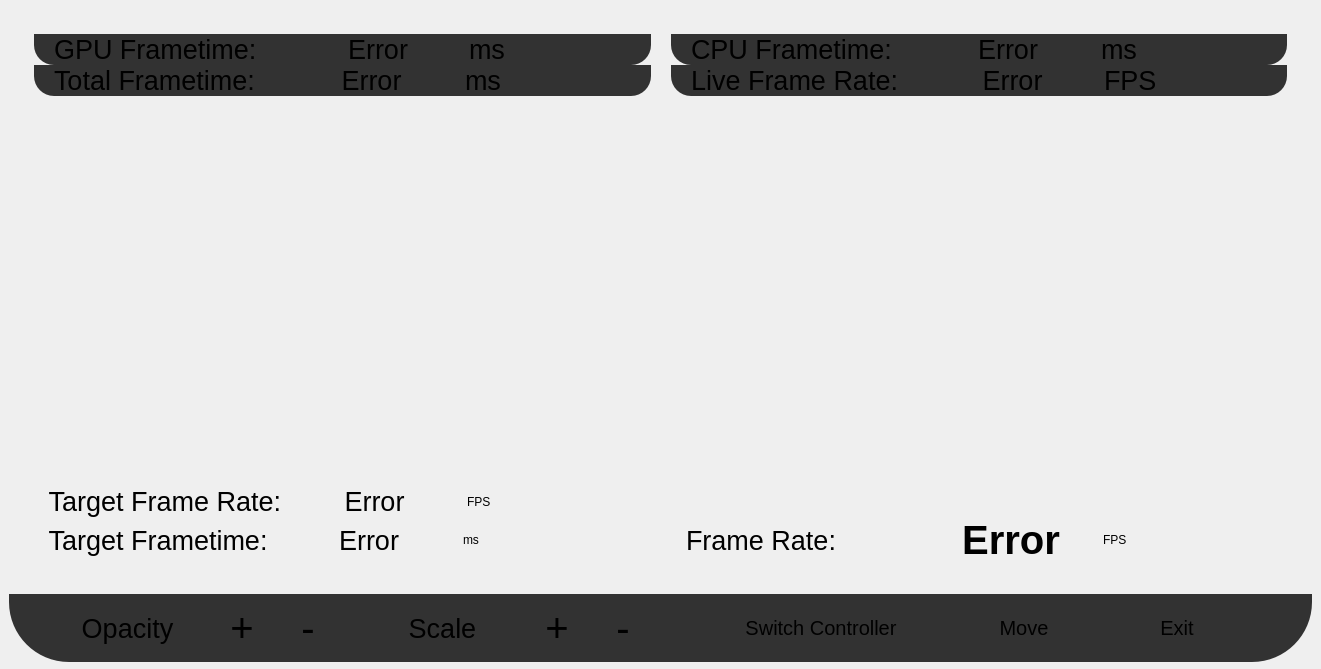
Above: src/userinterface/dashboardui.ui from Trixxle/SeamenPerformanceOverlay before the change. Below: the same form after it.
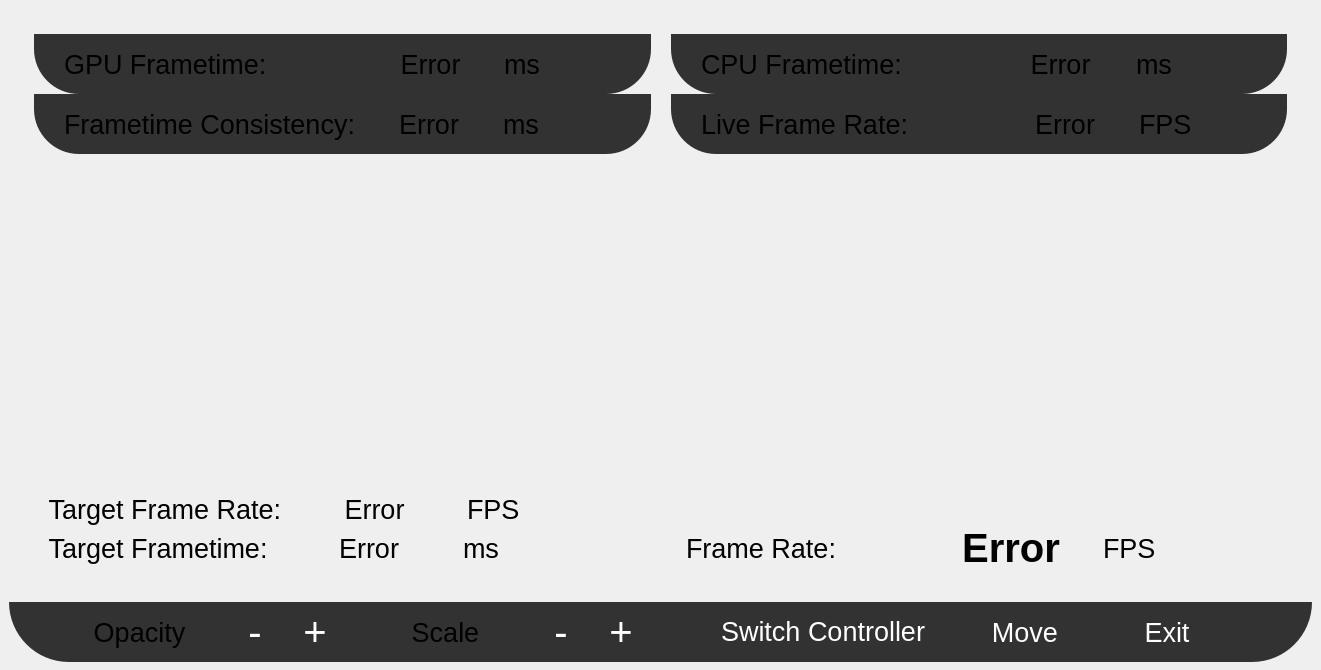
That is the form after the change.

Commit message: CPU Frame Time calculation overhaul, move button being broken on the first try, autostart hopefully fixed

What changed in the file:
```diff
--- a/src/userinterface/dashboardui.ui
+++ b/src/userinterface/dashboardui.ui
@@ -7,7 +7,7 @@
     <x>0</x>
     <y>0</y>
     <width>1321</width>
-    <height>669</height>
+    <height>670</height>
    </rect>
   </property>
   <property name="windowTitle">
@@ -39,7 +39,7 @@
    </property>
    <layout class="QGridLayout" name="gridLayout">
     <item row="0" column="0">
-     <layout class="QGridLayout" name="mainGridLayout" rowminimumheight="0,0,0,0,0,0,0">
+     <layout class="QGridLayout" name="mainGridLayout" rowminimumheight="0,0,0,0,0,0">
       <property name="sizeConstraint">
        <enum>QLayout::SizeConstraint::SetMinimumSize</enum>
       </property>
@@ -104,6 +104,11 @@
         </item>
         <item>
          <widget class="QLabel" name="label_6">
+          <property name="font">
+           <font>
+            <pointsize>20</pointsize>
+           </font>
+          </property>
           <property name="text">
            <string>FPS</string>
           </property>
@@ -150,6 +155,11 @@
         </item>
         <item>
          <widget class="QLabel" name="label_7">
+          <property name="font">
+           <font>
+            <pointsize>20</pointsize>
+           </font>
+          </property>
           <property name="text">
            <string>FPS</string>
           </property>
@@ -168,6 +178,9 @@
         <property name="leftMargin">
          <number>0</number>
         </property>
+        <property name="topMargin">
+         <number>0</number>
+        </property>
         <property name="rightMargin">
          <number>0</number>
         </property>
@@ -179,7 +192,7 @@
           <property name="minimumSize">
            <size>
             <width>0</width>
-            <height>0</height>
+            <height>60</height>
            </size>
           </property>
           <property name="font">
@@ -191,17 +204,17 @@
            <string notr="true">background-color: rgb(50, 50, 50);
 border-top-left-radius: 0px;   
 border-top-right-radius: 0px;  
-border-bottom-left-radius: 20px; 
+border-bottom-left-radius: 45px; 
 border-bottom-right-radius: 0px;</string>
           </property>
           <property name="text">
-           <string>GPU Frametime:    </string>
+           <string>GPU Frametime:            </string>
           </property>
           <property name="margin">
            <number>2</number>
           </property>
           <property name="indent">
-           <number>20</number>
+           <number>30</number>
           </property>
          </widget>
         </item>
@@ -242,7 +255,7 @@
 border-top-left-radius: 0px;   
 border-top-right-radius: 0px;  
 border-bottom-left-radius: 0px; 
-border-bottom-right-radius: 20px;</string>
+border-bottom-right-radius: 45px;</string>
           </property>
           <property name="text">
            <string>ms</string>
@@ -264,7 +277,7 @@
           <property name="minimumSize">
            <size>
             <width>0</width>
-            <height>0</height>
+            <height>60</height>
            </size>
           </property>
           <property name="font">
@@ -276,11 +289,11 @@
            <string notr="true">background-color: rgb(50, 50, 50);
 border-top-left-radius: 0px;   
 border-top-right-radius: 0px;  
-border-bottom-left-radius: 20px; 
+border-bottom-left-radius: 45px; 
 border-bottom-right-radius: 0px;</string>
           </property>
           <property name="text">
-           <string>Total Frametime:   </string>
+           <string>Frametime Consistency:</string>
           </property>
           <property name="wordWrap">
            <bool>false</bool>
@@ -289,7 +302,7 @@
            <number>2</number>
           </property>
           <property name="indent">
-           <number>20</number>
+           <number>30</number>
           </property>
          </widget>
         </item>
@@ -333,7 +346,7 @@
 border-top-left-radius: 0px;   
 border-top-right-radius: 0px;  
 border-bottom-left-radius: 0px; 
-border-bottom-right-radius: 20px;</string>
+border-bottom-right-radius: 45px;</string>
           </property>
           <property name="text">
            <string>ms</string>
@@ -376,17 +389,17 @@
            <string notr="true">background-color: rgb(50, 50, 50);
 border-top-left-radius: 0px;   
 border-top-right-radius: 0px;  
-border-bottom-left-radius: 20px; 
+border-bottom-left-radius: 45px; 
 border-bottom-right-radius: 0px;</string>
           </property>
           <property name="text">
-           <string>CPU Frametime:   </string>
+           <string>CPU Frametime:           </string>
           </property>
           <property name="margin">
            <number>2</number>
           </property>
           <property name="indent">
-           <number>20</number>
+           <number>30</number>
           </property>
          </widget>
         </item>
@@ -427,7 +440,7 @@
 border-top-left-radius: 0px;   
 border-top-right-radius: 0px;  
 border-bottom-left-radius: 0px; 
-border-bottom-right-radius: 20px;</string>
+border-bottom-right-radius: 45px;</string>
           </property>
           <property name="text">
            <string>ms</string>
@@ -461,17 +474,17 @@
            <string notr="true">background-color: rgb(50, 50, 50);
 border-top-left-radius: 0px;   
 border-top-right-radius: 0px;  
-border-bottom-left-radius: 20px; 
+border-bottom-left-radius: 45px; 
 border-bottom-right-radius: 0px;</string>
           </property>
           <property name="text">
-           <string>Live Frame Rate:   </string>
+           <string>Live Frame Rate:           </string>
           </property>
           <property name="margin">
            <number>2</number>
           </property>
           <property name="indent">
-           <number>20</number>
+           <number>30</number>
           </property>
          </widget>
         </item>
@@ -514,7 +527,7 @@
 border-top-left-radius: 0px;   
 border-top-right-radius: 0px;  
 border-bottom-left-radius: 0px; 
-border-bottom-right-radius: 20px;</string>
+border-bottom-right-radius: 45px;</string>
           </property>
           <property name="text">
            <string>FPS</string>
@@ -576,6 +589,11 @@
         </item>
         <item>
          <widget class="QLabel" name="label_2">
+          <property name="font">
+           <font>
+            <pointsize>20</pointsize>
+           </font>
+          </property>
           <property name="text">
            <string>ms</string>
           </property>
@@ -588,11 +606,17 @@
     <item row="1" column="0">
      <widget class="QFrame" name="interactionFrame">
       <property name="sizePolicy">
-       <sizepolicy hsizetype="Ignored" vsizetype="Preferred">
+       <sizepolicy hsizetype="Ignored" vsizetype="Minimum">
         <horstretch>0</horstretch>
         <verstretch>0</verstretch>
        </sizepolicy>
       </property>
+      <property name="minimumSize">
+       <size>
+        <width>0</width>
+        <height>60</height>
+       </size>
+      </property>
       <property name="styleSheet">
        <string notr="true">background-color: rgb(50, 50, 50);
 border-top-left-radius: 0px;   
@@ -607,14 +631,29 @@
        <enum>QFrame::Shadow::Raised</enum>
       </property>
       <layout class="QHBoxLayout" name="horizontalLayout">
+       <property name="spacing">
+        <number>0</number>
+       </property>
        <property name="leftMargin">
-        <number>35</number>
+        <number>50</number>
+       </property>
+       <property name="topMargin">
+        <number>0</number>
        </property>
        <property name="rightMargin">
-        <number>35</number>
+        <number>50</number>
+       </property>
+       <property name="bottomMargin">
+        <number>0</number>
        </property>
        <item>
         <layout class="QHBoxLayout" name="settingsLayout">
+         <property name="spacing">
+          <number>0</number>
+         </property>
+         <property name="sizeConstraint">
+          <enum>QLayout::SizeConstraint::SetDefaultConstraint</enum>
+         </property>
          <item>
           <widget class="QLabel" name="opacityTitle">
            <property name="font">
@@ -633,18 +672,73 @@
            </property>
           </widget>
          </item>
+         <item>
+          <spacer name="horizontalSpacer_5">
+           <property name="orientation">
+            <enum>Qt::Orientation::Horizontal</enum>
+           </property>
+           <property name="sizeType">
+            <enum>QSizePolicy::Policy::Preferred</enum>
+           </property>
+           <property name="sizeHint" stdset="0">
+            <size>
+             <width>5</width>
+             <height>20</height>
+            </size>
+           </property>
+          </spacer>
+         </item>
+         <item>
+          <widget class="QPushButton" name="decreaseOpacityButton">
+           <property name="minimumSize">
+            <size>
+             <width>60</width>
+             <height>60</height>
+            </size>
+           </property>
+           <property name="maximumSize">
+            <size>
+             <width>60</width>
+             <height>60</height>
+            </size>
+           </property>
+           <property name="font">
+            <font>
+             <pointsize>30</pointsize>
+            </font>
+           </property>
+           <property name="styleSheet">
+            <string notr="true">    QPushButton {
+        color: white;
+    }
+
+    QPushButton:hover {
+        background-color: #262626;
+    }
+
+    QPushButton:pressed {
+        background-color: #1EAEED;
+        border-color: #1EAEED;
+        color: black;
+    }</string>
+           </property>
+           <property name="text">
+            <string>-</string>
+           </property>
+          </widget>
+         </item>
          <item>
           <widget class="QPushButton" name="increaseOpacityButton">
            <property name="minimumSize">
             <size>
-             <width>50</width>
-             <height>50</height>
+             <width>60</width>
+             <height>60</height>
             </size>
            </property>
            <property name="maximumSize">
             <size>
-             <width>50</width>
-             <height>50</height>
+             <width>60</width>
+             <height>60</height>
             </size>
            </property>
            <property name="font">
@@ -656,51 +750,26 @@
              <kerning>true</kerning>
             </font>
            </property>
+           <property name="styleSheet">
+            <string notr="true">    QPushButton {
+        color: white;
+    }
+
+    QPushButton:hover {
+        background-color: #262626;
+    }
+
+    QPushButton:pressed {
+        background-color: #1EAEED;
+        border-color: #1EAEED;
+        color: black;
+    }</string>
+           </property>
            <property name="text">
             <string>+</string>
            </property>
           </widget>
          </item>
-         <item>
-          <spacer name="horizontalSpacer_5">
-           <property name="orientation">
-            <enum>Qt::Orientation::Horizontal</enum>
-           </property>
-           <property name="sizeType">
-            <enum>QSizePolicy::Policy::Preferred</enum>
-           </property>
-           <property name="sizeHint" stdset="0">
-            <size>
-             <width>10</width>
-             <height>20</height>
-            </size>
-           </property>
-          </spacer>
-         </item>
-         <item>
-          <widget class="QPushButton" name="decreaseOpacityButton">
-           <property name="minimumSize">
-            <size>
-             <width>50</width>
-             <height>50</height>
-            </size>
-           </property>
-           <property name="maximumSize">
-            <size>
-             <width>50</width>
-             <height>50</height>
-            </size>
-           </property>
-           <property name="font">
-            <font>
-             <pointsize>30</pointsize>
-            </font>
-           </property>
-           <property name="text">
-            <string>-</string>
-           </property>
-          </widget>
-         </item>
          <item>
           <spacer name="horizontalSpacer_7">
            <property name="orientation">
@@ -732,30 +801,6 @@
            </property>
           </widget>
          </item>
-         <item>
-          <widget class="QPushButton" name="increaseScaleButton">
-           <property name="minimumSize">
-            <size>
-             <width>50</width>
-             <height>50</height>
-            </size>
-           </property>
-           <property name="maximumSize">
-            <size>
-             <width>50</width>
-             <height>50</height>
-            </size>
-           </property>
-           <property name="font">
-            <font>
-             <pointsize>30</pointsize>
-            </font>
-           </property>
-           <property name="text">
-            <string>+</string>
-           </property>
-          </widget>
-         </item>
          <item>
           <spacer name="horizontalSpacer_6">
            <property name="orientation">
@@ -766,7 +811,7 @@
            </property>
            <property name="sizeHint" stdset="0">
             <size>
-             <width>10</width>
+             <width>5</width>
              <height>20</height>
             </size>
            </property>
@@ -776,14 +821,14 @@
           <widget class="QPushButton" name="decreaseScaleButton">
            <property name="minimumSize">
             <size>
-             <width>50</width>
-             <height>50</height>
+             <width>60</width>
+             <height>60</height>
             </size>
            </property>
            <property name="maximumSize">
             <size>
-             <width>50</width>
-             <height>50</height>
+             <width>60</width>
+             <height>60</height>
             </size>
            </property>
            <property name="font">
@@ -791,11 +836,65 @@
              <pointsize>30</pointsize>
             </font>
            </property>
+           <property name="styleSheet">
+            <string notr="true">    QPushButton {
+        color: white;
+    }
+
+    QPushButton:hover {
+        background-color: #262626;
+    }
+
+    QPushButton:pressed {
+        background-color: #1EAEED;
+        border-color: #1EAEED;
+        color: black;
+    }</string>
+           </property>
            <property name="text">
             <string>-</string>
            </property>
           </widget>
          </item>
+         <item>
+          <widget class="QPushButton" name="increaseScaleButton">
+           <property name="minimumSize">
+            <size>
+             <width>60</width>
+             <height>60</height>
+            </size>
+           </property>
+           <property name="maximumSize">
+            <size>
+             <width>60</width>
+             <height>60</height>
+            </size>
+           </property>
+           <property name="font">
+            <font>
+             <pointsize>30</pointsize>
+            </font>
+           </property>
+           <property name="styleSheet">
+            <string notr="true">    QPushButton {
+        color: white;
+    }
+
+    QPushButton:hover {
+        background-color: #262626;
+    }
+
+    QPushButton:pressed {
+        background-color: #1EAEED;
+        border-color: #1EAEED;
+        color: black;
+    }</string>
+           </property>
+           <property name="text">
+            <string>+</string>
+           </property>
+          </widget>
+         </item>
          <item>
           <spacer name="horizontalSpacer_3">
            <property name="orientation">
@@ -817,7 +916,7 @@
        <item>
         <layout class="QHBoxLayout" name="interactionLayout">
          <property name="spacing">
-          <number>6</number>
+          <number>0</number>
          </property>
          <item>
           <spacer name="horizontalSpacer">
@@ -839,21 +938,36 @@
           <widget class="QPushButton" name="switchControllerButton">
            <property name="minimumSize">
             <size>
-             <width>200</width>
-             <height>50</height>
+             <width>220</width>
+             <height>59</height>
             </size>
            </property>
            <property name="maximumSize">
             <size>
-             <width>200</width>
-             <height>50</height>
+             <width>220</width>
+             <height>59</height>
             </size>
            </property>
            <property name="font">
             <font>
-             <pointsize>15</pointsize>
+             <pointsize>20</pointsize>
             </font>
            </property>
+           <property name="styleSheet">
+            <string notr="true">    QPushButton {
+        color: white;
+    }
+
+    QPushButton:hover {
+        background-color: #262626;
+    }
+
+    QPushButton:pressed {
+        background-color: #1EAEED;
+        border-color: #1EAEED;
+        color: black;
+    }</string>
+           </property>
            <property name="text">
             <string>Switch Controller</string>
            </property>
@@ -864,20 +978,35 @@
            <property name="minimumSize">
             <size>
              <width>100</width>
-             <height>50</height>
+             <height>60</height>
             </size>
            </property>
            <property name="maximumSize">
             <size>
              <width>100</width>
-             <height>50</height>
+             <height>60</height>
             </size>
            </property>
            <property name="font">
             <font>
-             <pointsize>15</pointsize>
+             <pointsize>20</pointsize>
             </font>
            </property>
+           <property name="styleSheet">
+            <string notr="true">    QPushButton {
+        color: white;
+    }
+
+    QPushButton:hover {
+        background-color: #262626;
+    }
+
+    QPushButton:pressed {
+        background-color: #1EAEED;
+        border-color: #1EAEED;
+        color: black;
+    }</string>
+           </property>
            <property name="text">
             <string>Move</string>
            </property>
@@ -888,23 +1017,35 @@
            <property name="minimumSize">
             <size>
              <width>100</width>
-             <height>50</height>
+             <height>60</height>
             </size>
            </property>
            <property name="maximumSize">
             <size>
              <width>100</width>
-             <height>50</height>
+             <height>60</height>
             </size>
            </property>
            <property name="font">
             <font>
-             <pointsize>15</pointsize>
+             <pointsize>20</pointsize>
              <bold>false</bold>
             </font>
            </property>
            <property name="styleSheet">
-            <string notr="true"/>
+            <string notr="true">    QPushButton {
+        color: white;
+    }
+
+    QPushButton:hover {
+        background-color: #262626;
+    }
+
+    QPushButton:pressed {
+        background-color: #1EAEED;
+        border-color: #1EAEED;
+        color: black;
+    }</string>
            </property>
            <property name="text">
             <string>Exit</string>
```
Left out of the diff: 6 changed lines with no effect on the pictures. The commit also changes 14 other files.
